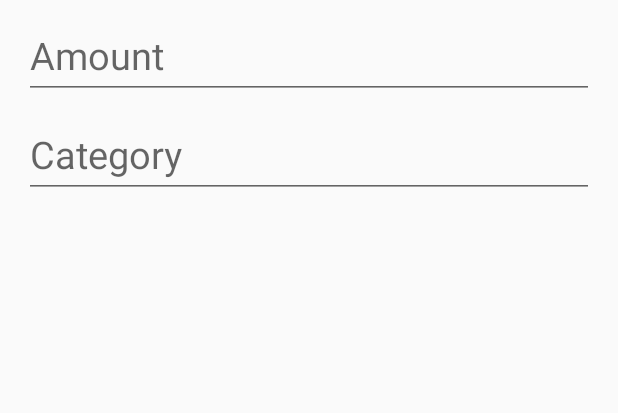
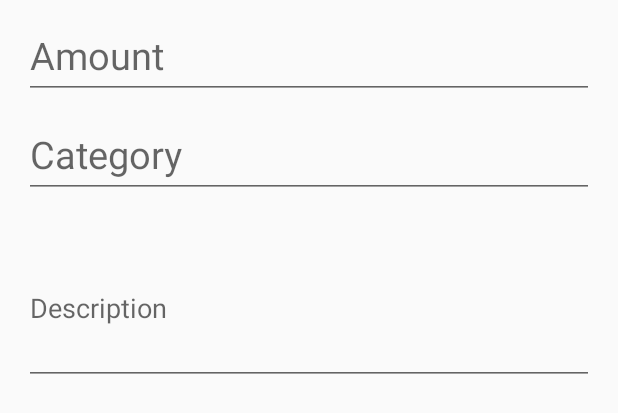
Before and after one commit to zrzzgy/moneyTracker, an Android app: the layout input_dialog.xml on its own in the app's theme, with its tools: preview values and no code run, on a phone screen of 412 x 824 dp. Shown: the top 413 px of the screen. Run offline under Robolectric (Android 15) with nearby library versions, the phone set to English and light mode, and no system bars.

Commit message:
add description box and fixed stats screen onResume problem

```diff
--- a/app/src/main/res/layout/input_dialog.xml
+++ b/app/src/main/res/layout/input_dialog.xml
@@ -1,6 +1,7 @@
 <?xml version="1.0" encoding="utf-8"?>
 <android.support.constraint.ConstraintLayout
     xmlns:android="http://schemas.android.com/apk/res/android"
+    xmlns:tools="http://schemas.android.com/tools"
     android:layout_width="match_parent"
     android:layout_height="match_parent">
 
@@ -53,5 +54,24 @@
             android:theme="@style/invalid_data_error"
             android:layout_marginStart="@dimen/activity_horizontal_margin"
             />
+
+        <!--description-->
+        <android.support.design.widget.TextInputLayout
+            android:layout_width="match_parent"
+            android:layout_height="match_parent"
+            android:layout_marginEnd="@dimen/activity_horizontal_margin"
+            android:layout_marginStart="@dimen/activity_horizontal_margin"
+            android:focusableInTouchMode="true">
+
+            <EditText
+                android:id="@+id/description"
+                android:layout_width="match_parent"
+                android:layout_height="100dp"
+                android:hint="@string/input_description_hint"
+                android:ems="10"
+                android:inputType="textMultiLine"
+                tools:layout_editor_absoluteX="0dp"
+                tools:layout_editor_absoluteY="174dp" />
+        </android.support.design.widget.TextInputLayout>
     </LinearLayout>
 </android.support.constraint.ConstraintLayout>
--- a/app/src/main/res/values/strings.xml
+++ b/app/src/main/res/values/strings.xml
@@ -14,6 +14,7 @@
     <string name="input_dialog_title">Add New</string>
     <string name="input_amount_hint">Amount</string>
     <string name="input_category_hint">Category</string>
+    <string name="input_description_hint">Description</string>
     <string name="category_text">Category: </string>
     <string name="submit">Submit</string>
     <string name="saved">Saved</string>
--- a/build.gradle
+++ b/build.gradle
@@ -6,7 +6,7 @@ buildscript {
         google()
     }
     dependencies {
-        classpath 'com.android.tools.build:gradle:3.0.1'
+        classpath 'com.android.tools.build:gradle:3.1.0'
 
         // NOTE: Do not place your application dependencies here; they belong
         // in the individual module build.gradle files
```
Also changed, not shown: app/src/main/java/runze/moneytracker/HomeActivity.java (+16 -0 lines).
